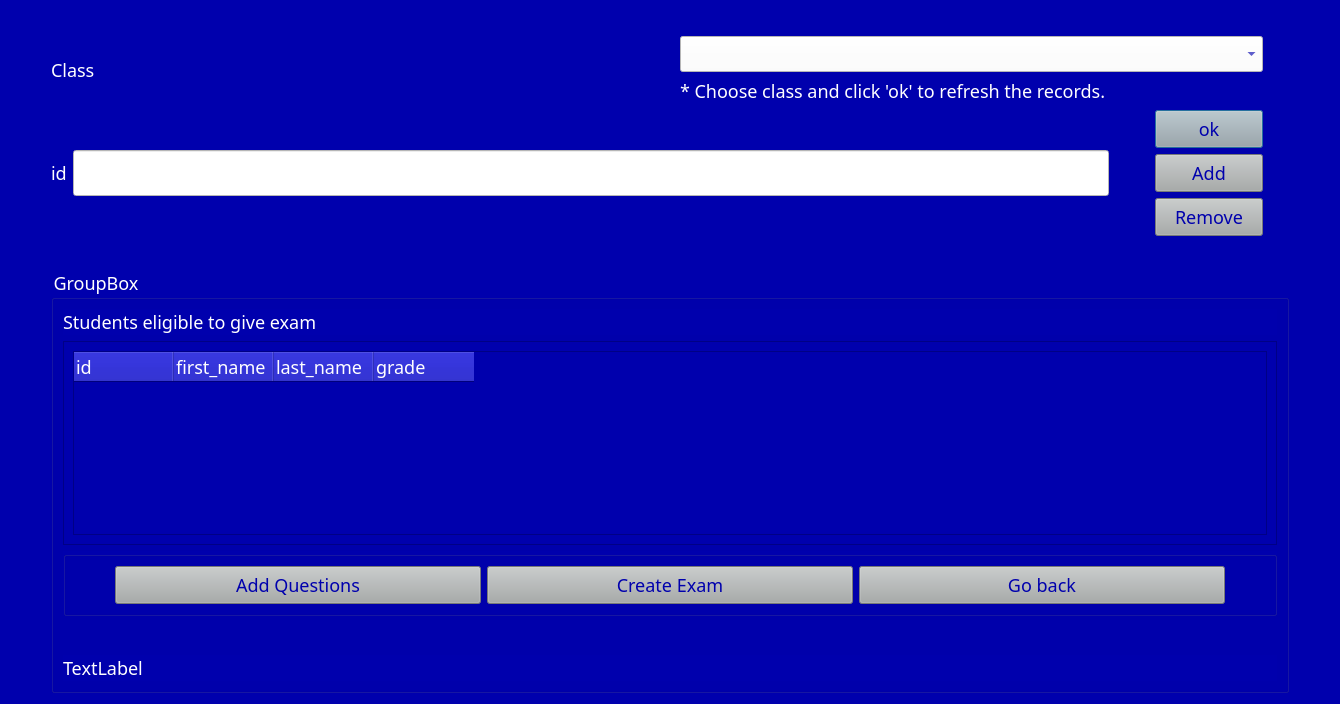
Qt form ExamSphereV1/addstudents.ui (BiratBC/ExamSphereV1) before a commit.
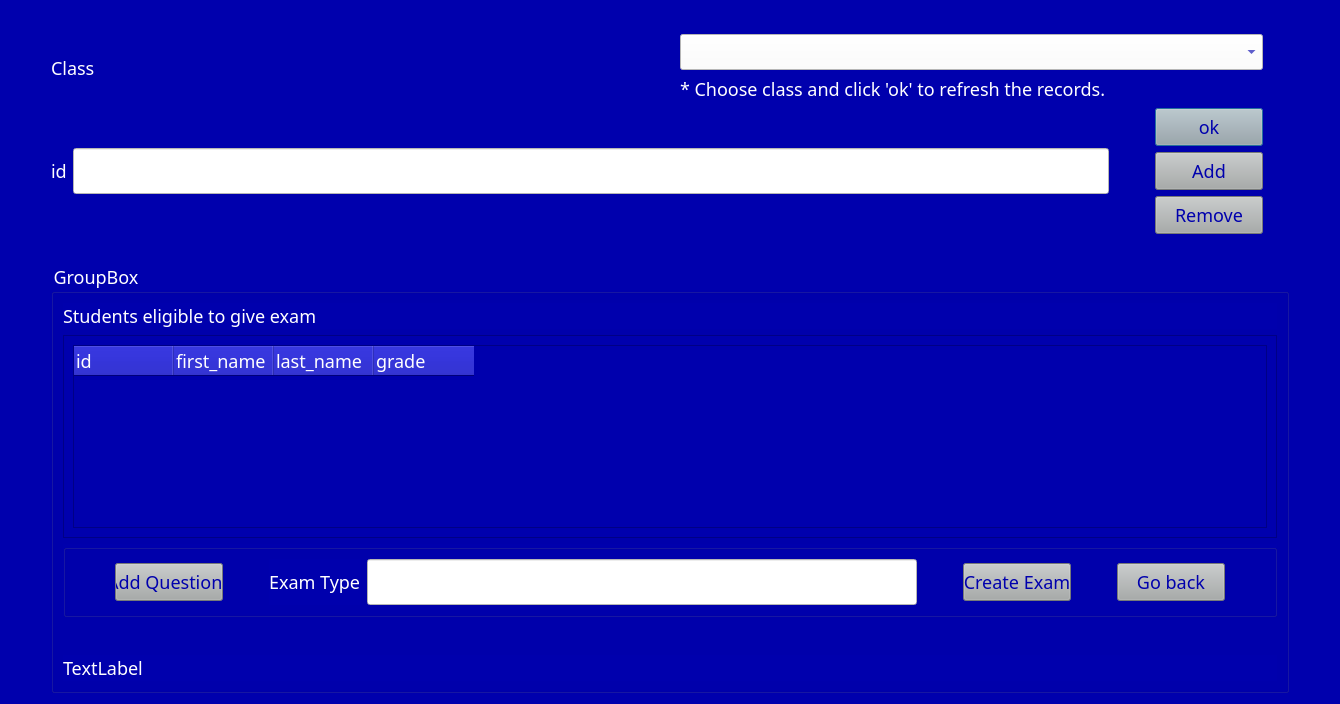
The same form after that commit.

```diff
--- a/ExamSphereV1/addstudents.ui
+++ b/ExamSphereV1/addstudents.ui
@@ -250,7 +250,7 @@
              <x>0</x>
              <y>0</y>
              <width>1196</width>
-             <height>205</height>
+             <height>204</height>
             </rect>
            </property>
            <layout class="QGridLayout" name="gridLayout_2">
@@ -328,7 +328,49 @@
             </widget>
            </item>
            <item>
-            <widget class="QPushButton" name="pushButton_3">
+            <spacer name="horizontalSpacer_7">
+             <property name="orientation">
+              <enum>Qt::Horizontal</enum>
+             </property>
+             <property name="sizeType">
+              <enum>QSizePolicy::Preferred</enum>
+             </property>
+             <property name="sizeHint" stdset="0">
+              <size>
+               <width>40</width>
+               <height>20</height>
+              </size>
+             </property>
+            </spacer>
+           </item>
+           <item>
+            <widget class="QLabel" name="label_5">
+             <property name="text">
+              <string>Exam Type</string>
+             </property>
+            </widget>
+           </item>
+           <item>
+            <widget class="QLineEdit" name="examType"/>
+           </item>
+           <item>
+            <spacer name="horizontalSpacer_8">
+             <property name="orientation">
+              <enum>Qt::Horizontal</enum>
+             </property>
+             <property name="sizeType">
+              <enum>QSizePolicy::Preferred</enum>
+             </property>
+             <property name="sizeHint" stdset="0">
+              <size>
+               <width>40</width>
+               <height>20</height>
+              </size>
+             </property>
+            </spacer>
+           </item>
+           <item>
+            <widget class="QPushButton" name="createExam">
              <property name="styleSheet">
               <string notr="true"/>
              </property>
@@ -337,6 +379,22 @@
              </property>
             </widget>
            </item>
+           <item>
+            <spacer name="horizontalSpacer_9">
+             <property name="orientation">
+              <enum>Qt::Horizontal</enum>
+             </property>
+             <property name="sizeType">
+              <enum>QSizePolicy::Preferred</enum>
+             </property>
+             <property name="sizeHint" stdset="0">
+              <size>
+               <width>40</width>
+               <height>20</height>
+              </size>
+             </property>
+            </spacer>
+           </item>
            <item>
             <widget class="QPushButton" name="pushButton_5">
              <property name="text">
```
